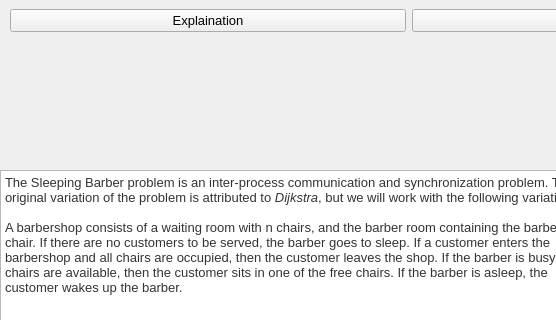
Before: the Qt Designer form explanation.ui in trid2912/OS20212, drawn with Qt 5; both pictures show x 0 to 556 and y 0 to 320 of the 1230 by 900 pixel window.
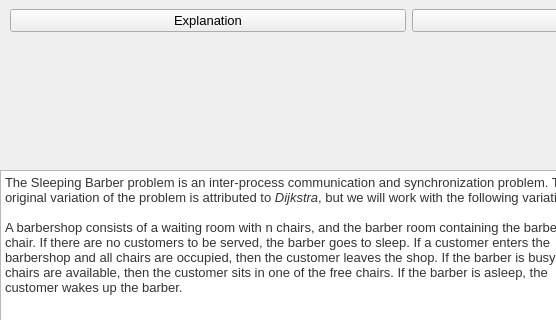
After: the same form once the commit is applied.

The edit to the form file:
```diff
--- a/explanation.ui
+++ b/explanation.ui
@@ -182,7 +182,7 @@
         </font>
        </property>
        <property name="text">
-        <string>Explaination</string>
+        <string>Explanation</string>
        </property>
       </widget>
      </item>
```
